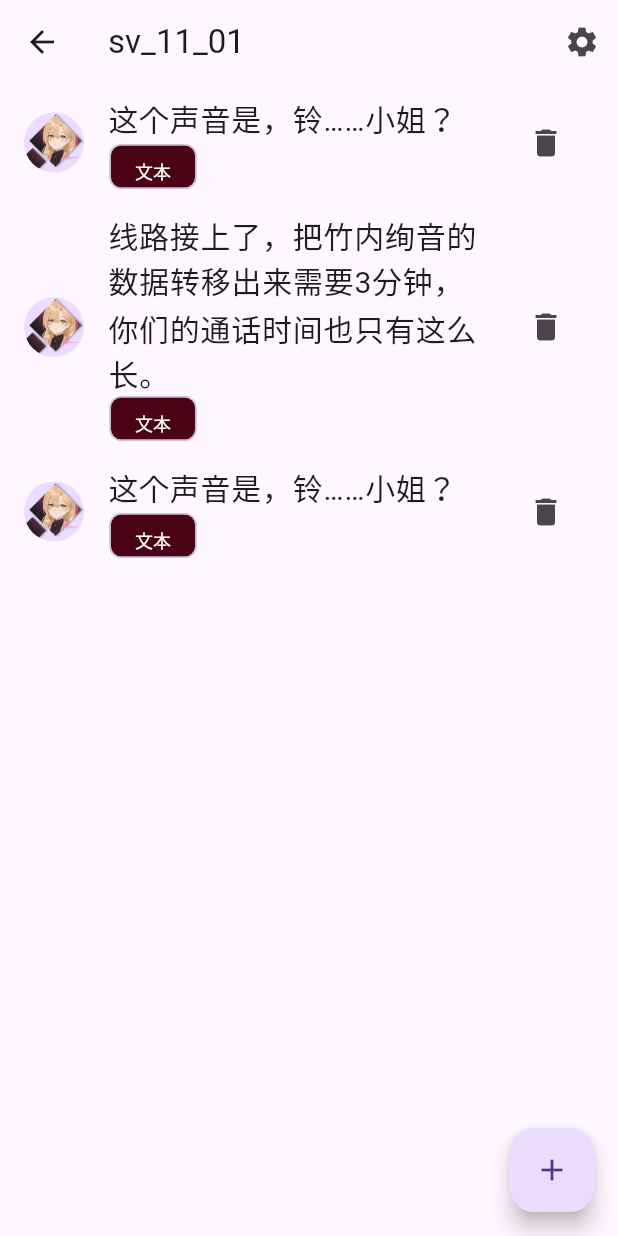
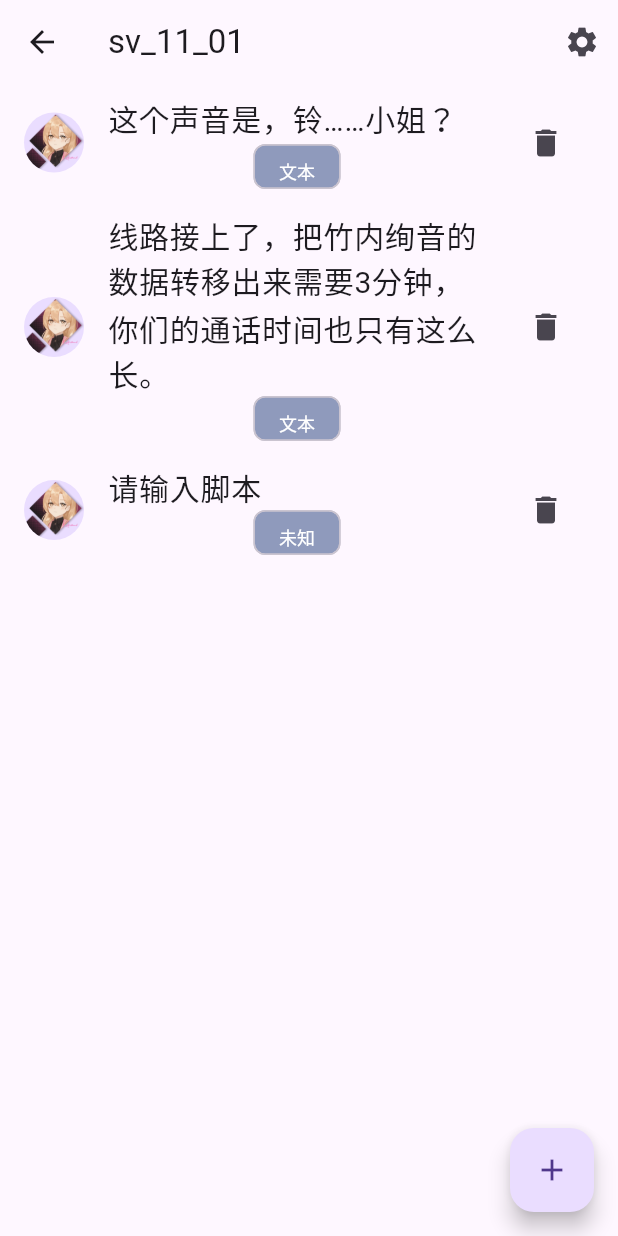
Before and after one commit to SlieFamily/SvEditor, a Flutter app: the AnimatedListRoute screen opened by its route, after a tap on the "delete" icon, after a tap on the "add" icon, on a phone screen of 412 x 824 dp. Run offline on Flutter 3.47's test engine with Material 3 defaults, Android fonts, the phone set to English and light mode, and no system bars; our stand-ins replace tuple; generated files the repository leaves out were written again.

Commit message:
完成“文本”页框架

```diff
--- a/lib/src/app.dart
+++ b/lib/src/app.dart
@@ -2,12 +2,11 @@ import 'package:flutter/material.dart';
 import 'package:flutter_gen/gen_l10n/app_localizations.dart';
 import 'package:flutter_localizations/flutter_localizations.dart';
 
-import 'feature/item_details_view.dart';
+// import 'feature/item_details_view.dart';
 import 'feature/item_list_view.dart';
 import 'settings/settings_controller.dart';
 import 'settings/settings_view.dart';
 
-/// The Widget that configures your application.
 class MyApp extends StatelessWidget {
   const MyApp({
     super.key,
@@ -18,10 +17,6 @@ class MyApp extends StatelessWidget {
 
   @override
   Widget build(BuildContext context) {
-    // Glue the SettingsController to the MaterialApp.
-    //
-    // The ListenableBuilder Widget listens to the SettingsController for changes.
-    // Whenever the user updates their settings, the MaterialApp is rebuilt.
     // 当 setting 被用户更改时会被系统监听到并根据配置rebuild整个app
     return ListenableBuilder(
       listenable: settingsController,
@@ -33,9 +28,6 @@ class MyApp extends StatelessWidget {
           // background.
           restorationScopeId: 'app',
 
-          // Provide the generated AppLocalizations to the MaterialApp. This
-          // allows descendant Widgets to display the correct translations
-          // depending on the user's locale.
           // 本地化，即实现系统语言的自适应
           localizationsDelegates: const [
             AppLocalizations.delegate,
@@ -72,9 +64,6 @@ class MyApp extends StatelessWidget {
                 switch (routeSettings.name) {
                   case SettingsView.routeName:
                     return SettingsView(controller: settingsController);
-                  case ItemDetailsView.routeName:
-                    return const ItemDetailsView();
-                  case AnimatedListRoute.routeName:
                   default:
                     return const AnimatedListRoute();
                 }
--- a/lib/src/feature/item.dart
+++ b/lib/src/feature/item.dart
@@ -1,8 +1,25 @@
 /// A placeholder class that represents an entity or model.
 class Item {
-  const Item(this.id, this.text, this.icon, this.tagLst);
-  final String text; // 文本内容
-  final int id; //唯一标识符
-  final String icon; //对话框头像
-  final List<String> tagLst; //标签表
+  String text; // 文本内容
+  int id; //唯一标识符
+  String icon; //对话框头像
+  String tag; //标签表
+  bool isClick = true; //是否点击触发
+  bool ctlStream = true; //默认串行
+
+  // 文本类选项
+  String textStyle = "旁白";
+  String textRole = "";
+  int textSpeed = 1;
+  int textFontSize = 1;
+  List<double> textP = [0, 0, 0];
+
+  String code = //代码段
+      '文本,点击触发,串行,头像,1;1;0;,本马 秀和,说起来，今晚赚了不少金币来着。,34,灰_D01_A01_本马_平常.png,30';
+
+  Item.withParam(
+      {this.text = "请输入脚本",
+      this.id = -1,
+      this.icon = "粉_B01_A01_心弥_平常.png",
+      this.tag = '未知'});
 }
--- a/lib/src/feature/item_list_view.dart
+++ b/lib/src/feature/item_list_view.dart
@@ -11,18 +11,22 @@ class AnimatedListRoute extends StatefulWidget {
   const AnimatedListRoute({super.key});
   static const routeName = '/';
   @override
-  // ignore: library_private_types_in_public_api
-  _AnimatedListRouteState createState() => _AnimatedListRouteState();
+  State<AnimatedListRoute> createState() => _AnimatedListRouteState();
 }
 
 class _AnimatedListRouteState extends State<AnimatedListRoute> {
   final globalKey = GlobalKey<AnimatedListState>();
 
   final List<Item> items = [
-    const Item(1, "啊——麦克风测试，麦克风测试！", "粉_B02_A01_铃羽_微笑.png", ['程序', '镜头', '文本']),
-    const Item(2, "这个声音是，铃……小姐？", "粉_B01_A01_心弥_平常.png", ['文本']),
-    const Item(3, "线路接上了，把竹内绚音的数据转移出来需要3分钟，你们的通话时间也只有这么长。",
-        "粉_B01_A01_心弥_平常.png", ['文本'])
+    Item.withParam(
+        id: 1, text: "啊——麦克风测试，麦克风测试！", icon: "粉_B02_A01_铃羽_微笑.png", tag: '程序'),
+    Item.withParam(
+        id: 2, text: "这个声音是，铃……小姐？", icon: "粉_B01_A01_心弥_平常.png", tag: '文本'),
+    Item.withParam(
+        id: 3,
+        text: "线路接上了，把竹内绚音的数据转移出来需要3分钟，你们的通话时间也只有这么长。",
+        icon: "粉_B01_A01_心弥_平常.png",
+        tag: '文本')
   ];
 
   int counter = 3;
@@ -36,21 +40,12 @@ class _AnimatedListRouteState extends State<AnimatedListRoute> {
             IconButton(
               icon: const Icon(Icons.settings),
               onPressed: () {
-                // Navigate to the settings page. If the user leaves and returns
-                // to the app after it has been killed while running in the
-                // background, the navigation stack is restored.
+                // 受理并载入设置界面
                 Navigator.restorablePushNamed(context, SettingsView.routeName);
               },
             ),
           ],
         ),
-
-        // To work with lists that may contain a large number of items, it’s best
-        // to use the ListView.builder constructor.
-        //
-        // In contrast to the default ListView constructor, which requires
-        // building all Widgets up front, the ListView.builder constructor lazily
-        // builds Widgets as they’re scrolled into view.
         body: AnimatedList(
           key: globalKey,
           initialItemCount: items.length,
@@ -65,7 +60,7 @@ class _AnimatedListRouteState extends State<AnimatedListRoute> {
             );
           },
         ),
-        floatingActionButton: buildAddBtn(items, counter, globalKey) //添加item
+        floatingActionButton: buildAddBtn(items, counter, globalKey) //添加item的按钮
         );
   }
 }
--- a/lib/src/utils/main_view_tools.dart
+++ b/lib/src/utils/main_view_tools.dart
@@ -2,7 +2,7 @@ import 'package:flutter/material.dart';
 import 'dart:math';
 
 import '../feature/item.dart';
-import '../feature/item_details_view.dart';
+import '../feature/item_details.dart';
 
 // 创建一个 “+” 按钮，点击后会向列表中插入一项
 Widget buildAddBtn(List<Item> items, int counter, globalKey) {
@@ -14,7 +14,7 @@ Widget buildAddBtn(List<Item> items, int counter, globalKey) {
       child: const Icon(Icons.add),
       onPressed: () {
         items.add(
-          Item(++counter, "这个声音是，铃……小姐？", "粉_B01_A01_心弥_平常.png", ['文本']),
+          Item.withParam(id: ++counter),
         );
         // 告诉列表项有新添加的列表项
         globalKey.currentState!.insertItem(items.length - 1);
@@ -32,16 +32,16 @@ Widget buildItem(context, index, List<Item> items, globalKey) {
       item.text,
       style: const TextStyle(fontSize: 20),
     ),
-    subtitle: colorTag(item.tagLst),
+    subtitle: colorTag(item.tag),
     leading: CircleAvatar(
       // 文本头像
       foregroundImage: AssetImage('assets/images/${item.icon}'),
     ),
     onTap: () {
-      Navigator.restorablePushNamed(
+      Navigator.push(
           context,
-        ItemDetailsView.routeName,
-      );
+          MaterialPageRoute(
+              builder: (context) => ItemDetails(item: item))); // 点击进入详情
     },
     trailing: IconButton(
       icon: const Icon(Icons.delete),
@@ -51,11 +51,8 @@ Widget buildItem(context, index, List<Item> items, globalKey) {
 }
 
 // 彩色标签内容
-Widget colorTag(List<String> tagLst) {
-  final random = Random(100);
-  return Wrap(
-    spacing: 4.0, // 间距
-    children: tagLst.map((tag) {
+Widget colorTag(String tag) {
+  final random = Random(2010);
   return SizedBox(
     width: 60.0, // 自定义宽度
     height: 30.0, // 自定义高度
@@ -69,8 +66,6 @@ Widget colorTag(List<String> tagLst) {
       ),
       labelStyle: const TextStyle(color: Colors.white, fontSize: 12),
     ),
-      );
-    }).toList(),
   );
 }
 
--- a/pubspec.yaml
+++ b/pubspec.yaml
@@ -14,6 +14,7 @@ dependencies:
     sdk: flutter
   flutter_localizations:
     sdk: flutter
+  tuple: ^2.0.2
 
 dev_dependencies:
   flutter_test:
```
Also changed, not shown: lib/src/feature/item_details.dart (added, +417 -0 lines), lib/src/feature/item_details_view.dart (deleted, +0 -20 lines), pubspec.lock. Lines whose indentation alone changed are shown as unchanged.
